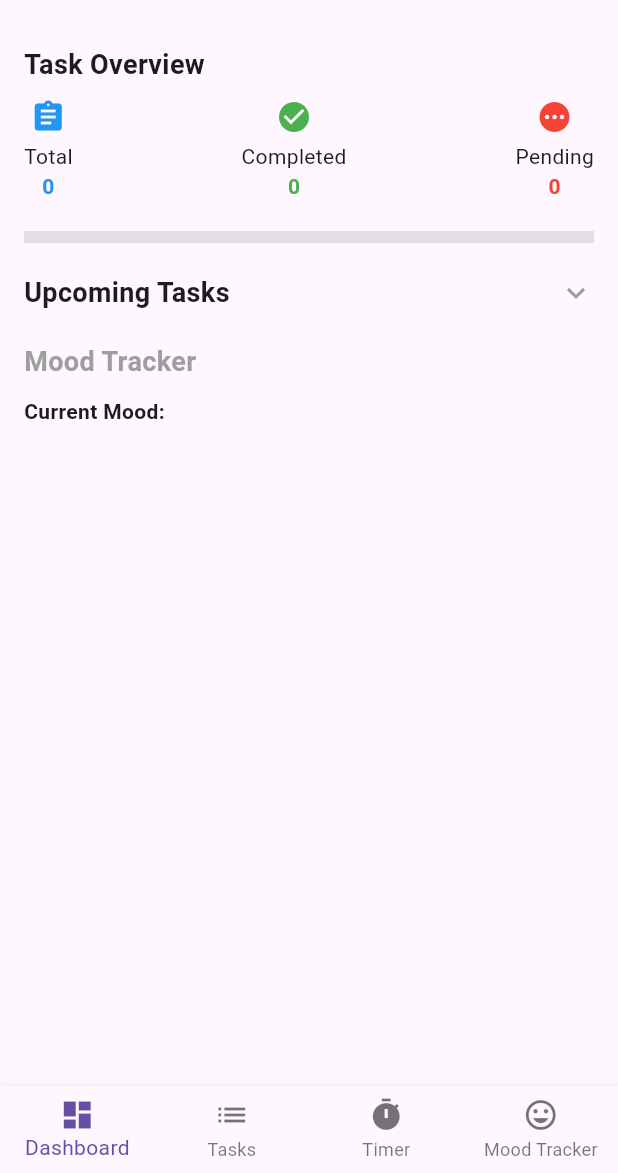
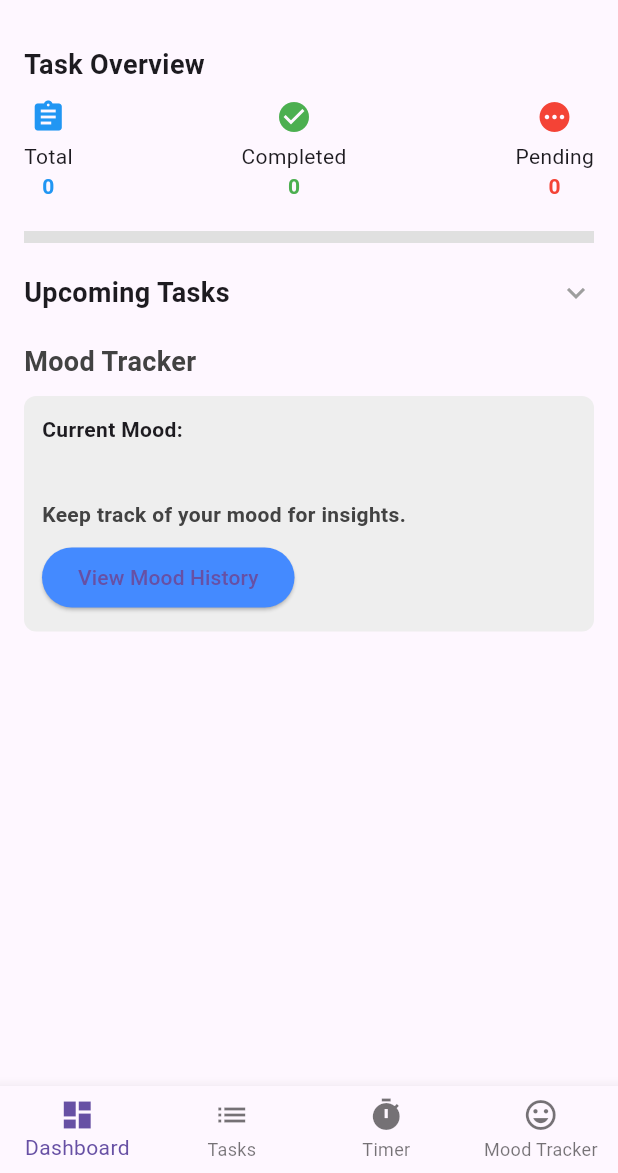
Before and after one commit to weaponxd253/adhd_list, a Flutter app: the screen it shows after launch, on a phone screen of 412 x 824 dp, the part 63-1236 px from its top. Run offline on Flutter 3.47's test engine with Material 3 defaults, Android fonts, the phone set to English and light mode, and no system bars.

Commit message:
Updates to the mood tracker sceeen

```diff
--- a/lib/features/dashboard/dashboard_screen.dart
+++ b/lib/features/dashboard/dashboard_screen.dart
@@ -2,8 +2,8 @@
 import 'package:flutter/material.dart';
 import 'package:provider/provider.dart';
 import 'package:intl/intl.dart'; // For formatting dates
-import 'dart:math';
 import '../../providers/app_state.dart';
+import '../tracker/mood_history_screen.dart';
 
 class DashboardScreen extends StatefulWidget {
   @override
@@ -13,6 +13,7 @@ class DashboardScreen extends StatefulWidget {
 class _DashboardScreenState extends State<DashboardScreen> {
   bool _isUpcomingTasksExpanded = false; // To manage expandable section
 
+  // Calculates a countdown for task due dates
   String _calculateCountdown(DateTime dueDate) {
     final now = DateTime.now();
     final difference = dueDate.difference(now).inDays;
@@ -20,6 +21,36 @@ class _DashboardScreenState extends State<DashboardScreen> {
     if (difference == 0) return "Due Today";
     if (difference == 1) return "Due Tomorrow";
     return "Due in $difference days";
+  }
+
+  // Determines color based on mood for visual feedback
+  Color _getMoodColor(String mood) {
+    switch (mood) {
+      case "Calm":
+        return Colors.blue[100]!;
+      case "Optimistic":
+        return Colors.yellow[100]!;
+      case "Burnt Out":
+        return Colors.orange[100]!;
+      case "Panicked":
+        return Colors.red[100]!;
+      default:
+        return Colors.grey[200]!;
+    }
+  }
+
+  // Suggests an action based on the current mood
+  String _suggestActionBasedOnMood(String mood) {
+    switch (mood) {
+      case "Burnt Out":
+        return "Take a short break to recharge.";
+      case "Panicked":
+        return "Try some deep breathing exercises.";
+      case "Optimistic":
+        return "Share your positivity with others!";
+      default:
+        return "Keep track of your mood for insights.";
+    }
   }
 
   @override
@@ -39,6 +70,27 @@ class _DashboardScreenState extends State<DashboardScreen> {
           crossAxisAlignment: CrossAxisAlignment.start,
           children: [
             // Task Overview Section
+            _buildTaskOverview(appState),
+            SizedBox(height: 20),
+
+            // Expandable Upcoming Tasks Section
+            _buildUpcomingTasksSection(upcomingTasks),
+
+            SizedBox(height: 20),
+
+            // Mood Tracker Section
+            _buildMoodTrackerSection(appState),
+          ],
+        ),
+      ),
+    );
+  }
+
+  // Helper method to build the Task Overview section
+  Widget _buildTaskOverview(AppState appState) {
+    return Column(
+      crossAxisAlignment: CrossAxisAlignment.start,
+      children: [
         Text(
           "Task Overview",
           style: TextStyle(fontSize: 18, fontWeight: FontWeight.bold),
@@ -60,15 +112,22 @@ class _DashboardScreenState extends State<DashboardScreen> {
           color: Colors.green,
           minHeight: 8,
         ),
-            SizedBox(height: 20),
-            // Expandable Upcoming Tasks Section
-            GestureDetector(
+      ],
+    );
+  }
+
+  // Helper method to build the Upcoming Tasks section
+  Widget _buildUpcomingTasksSection(List<dynamic> upcomingTasks) {
+    return GestureDetector(
       onTap: () {
         setState(() {
           _isUpcomingTasksExpanded = !_isUpcomingTasksExpanded;
         });
       },
-              child: Row(
+      child: Column(
+        crossAxisAlignment: CrossAxisAlignment.start,
+        children: [
+          Row(
             mainAxisAlignment: MainAxisAlignment.spaceBetween,
             children: [
               Text(
@@ -80,7 +139,6 @@ class _DashboardScreenState extends State<DashboardScreen> {
                 color: Colors.grey,
               ),
             ],
-              ),
           ),
           if (_isUpcomingTasksExpanded)
             Column(
@@ -97,13 +155,30 @@ class _DashboardScreenState extends State<DashboardScreen> {
                 );
               }).toList(),
             ),
-            SizedBox(height: 20),
-            // Mood Tracker Section
+        ],
+      ),
+    );
+  }
+
+  // Mood Tracker Section with Mood Color, Message, and Suggested Action
+  Widget _buildMoodTrackerSection(AppState appState) {
+    return Column(
+      crossAxisAlignment: CrossAxisAlignment.start,
+      children: [
         Text(
           "Mood Tracker",
-              style: TextStyle(fontSize: 18, fontWeight: FontWeight.bold, color: Colors.grey),
+          style: TextStyle(fontSize: 18, fontWeight: FontWeight.bold, color: Colors.grey[800]),
         ),
         SizedBox(height: 10),
+        Container(
+          padding: EdgeInsets.all(12),
+          decoration: BoxDecoration(
+            color: _getMoodColor(appState.selectedMood),
+            borderRadius: BorderRadius.circular(8),
+          ),
+          child: Column(
+            crossAxisAlignment: CrossAxisAlignment.start,
+            children: [
               Row(
                 children: [
                   Text("Current Mood: ", style: TextStyle(fontWeight: FontWeight.bold)),
@@ -115,13 +190,30 @@ class _DashboardScreenState extends State<DashboardScreen> {
               ),
               SizedBox(height: 8),
               Text(appState.moodMessage, style: TextStyle(fontSize: 14, color: Colors.grey[700])),
+              SizedBox(height: 8),
+              Text(
+                _suggestActionBasedOnMood(appState.selectedMood),
+                style: TextStyle(fontSize: 14, fontWeight: FontWeight.bold, color: Colors.grey[800]),
+              ),
+              SizedBox(height: 8),
+              ElevatedButton(
+                onPressed: () {
+                  Navigator.push(
+                    context,
+                    MaterialPageRoute(builder: (context) => MoodHistoryScreen()),
+                  );
+                },
+                child: Text("View Mood History"),
+                style: ElevatedButton.styleFrom(backgroundColor: Colors.blueAccent),
+              ),
             ],
           ),
         ),
+      ],
     );
   }
 
-  // Helper method to build the task status icon with label and count
+  // Helper method to build task status icon with label and count
   Widget _buildTaskStatusIcon(IconData icon, String label, int count, Color color) {
     return Column(
       children: [
--- a/lib/providers/app_state.dart
+++ b/lib/providers/app_state.dart
@@ -132,12 +132,20 @@ void toggleSubtaskCompletion(int taskIndex, int subtaskIndex) {
   String get selectedMood => _selectedMood;
   String get selectedMoodEmoji => _selectedMoodEmoji;
 
-  // Method to set the mood with both emoji and label
+ List<Map<String, String>> moodHistory = []; // Store mood history
+
   void setMood(String mood, String emoji) {
     _selectedMood = mood;
     _selectedMoodEmoji = emoji;
+    moodHistory.add({
+      'mood': mood,
+      'emoji': emoji,
+      'date': DateTime.now().toLocal().toString().split(' ')[0],
+    });
     notifyListeners();
   }
+
+
 
   // Method to get the message for the selected mood
   String get moodMessage => moodMessages[_selectedMood] ?? '';
```
Also changed, not shown: lib/features/tracker/mood_history_screen.dart (added, +36 -0 lines). Lines whose indentation alone changed are shown as unchanged.
